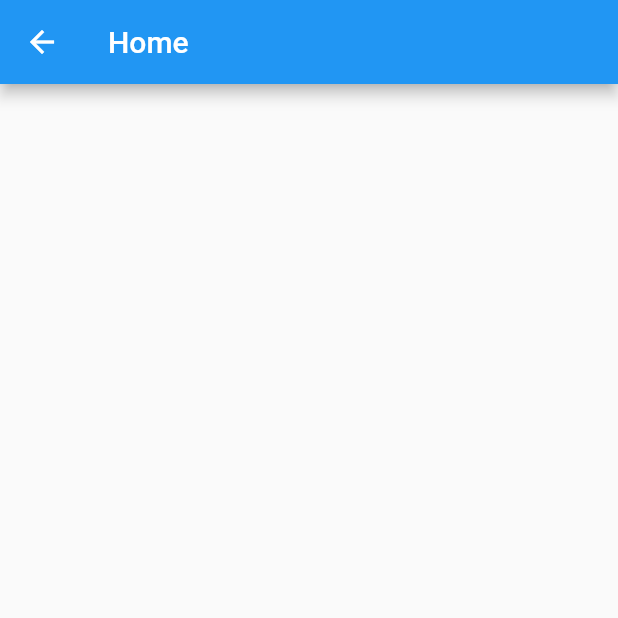
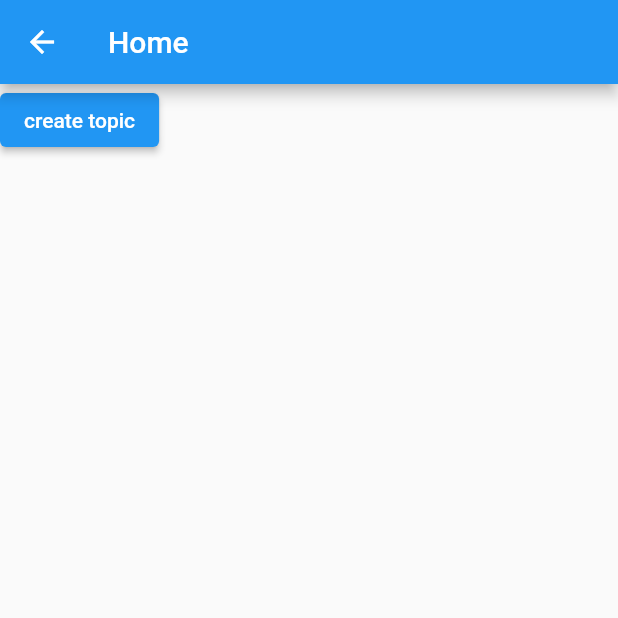
Before and after one commit to GM-11/crictalk-app, a Flutter app: the HomeScreen screen opened directly, on a phone screen of 412 x 824 dp, the top half of it. Run offline on Flutter 3.47's test engine with Material 2 defaults, Android fonts, the phone set to English and light mode, and no system bars; our stand-ins replace cloud_firestore, firebase_auth, firebase_core, google_sign_in; accounts and stored records are empty.

Commit message:
minor change

```diff
--- a/lib/screens/home.dart
+++ b/lib/screens/home.dart
@@ -11,8 +11,16 @@ class _HomeScreenState extends State<HomeScreen> {
   @override
   Widget build(BuildContext context) {
     return Scaffold(
-        appBar: AppBar(
-      title: const Text("Home"),
-    ));
+      appBar: AppBar(
+        title: const Text("Home"),
+      ),
+      body: Column(children: [
+        ElevatedButton(
+            onPressed: () {
+              Navigator.pushNamed(context, '/newTopic');
+            },
+            child: const Text("create topic"))
+      ]),
+    );
   }
 }
```
